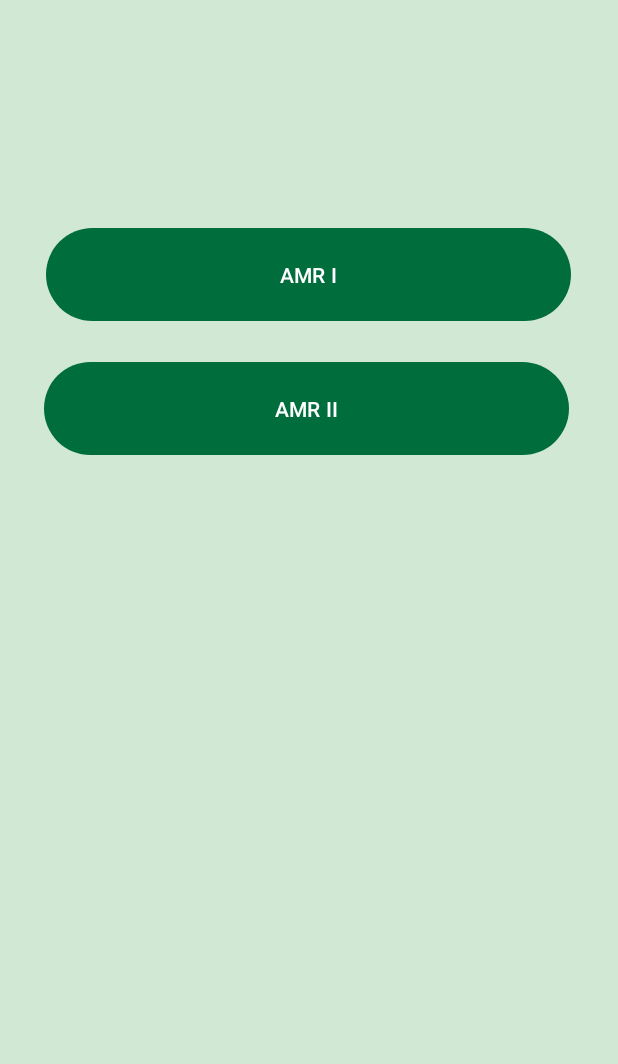
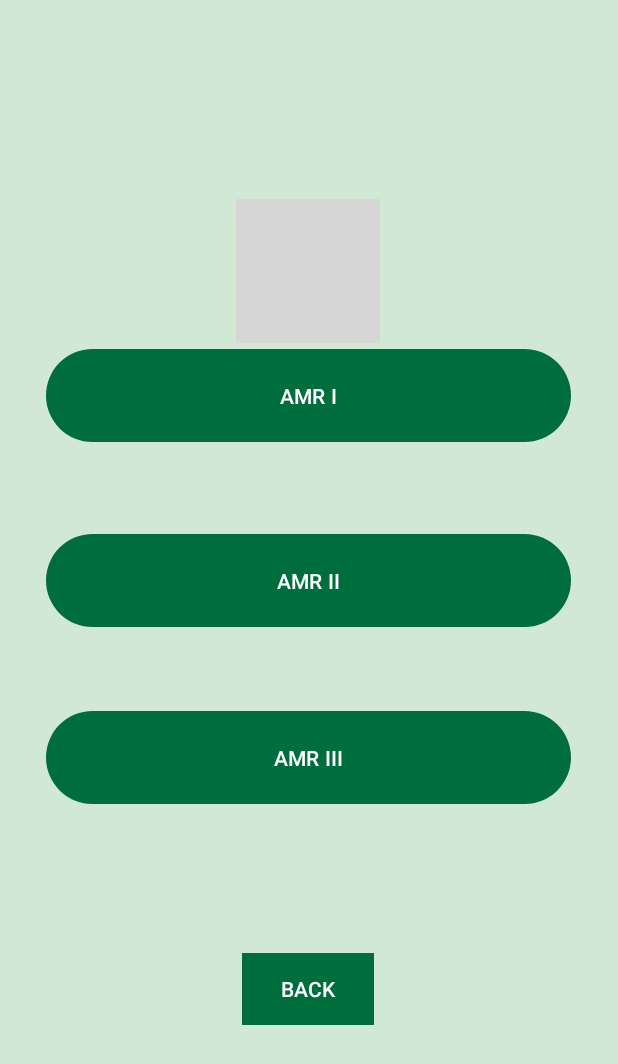
Before and after one commit to Scesar1/HAM, an Android app: the fragment FoodPage shown on its own in the app's theme, on a phone screen of 412 x 824 dp. Shown: the top 1064 px of the screen. Run offline under Robolectric (Android 15) with nearby library versions, the phone set to English and light mode, and no system bars; grey boxes are pictures that could not be loaded.

Commit message:
edit food page fragment

```diff
--- a/app/src/main/res/layout/activity_main.xml
+++ b/app/src/main/res/layout/activity_main.xml
@@ -39,8 +39,8 @@
         android:layout_centerInParent="true"
         android:layout_marginBottom="10dp"
         android:background="@drawable/nav_background_curved"
-        app:itemIconTint="?attr/colorOnPrimary"
-        app:itemTextColor="@color/design_default_color_on_primary"
+        app:itemIconTint="?attr/colorPrimaryInverse"
+        app:itemTextColor="@color/md_theme_dark_onSecondaryContainer"
         app:menu="@menu/menu_bottom_navigation" />
 
 
--- a/app/src/main/res/layout/fragment_food_page.xml
+++ b/app/src/main/res/layout/fragment_food_page.xml
@@ -8,26 +8,65 @@
     tools:context=".FoodPage">
 
     <Button
+        android:id="@+id/button2"
+        android:layout_width="350dp"
+        android:layout_height="70dp"
+        android:text="@string/amr_i"
+        app:layout_constraintBottom_toTopOf="@+id/button"
+        app:layout_constraintEnd_toEndOf="parent"
+        app:layout_constraintHorizontal_bias="0.491"
+        app:layout_constraintStart_toStartOf="parent"
+        app:layout_constraintTop_toTopOf="parent"
+        app:layout_constraintVertical_bias="0.811" />
+
+    <Button
         android:id="@+id/button"
         android:layout_width="350dp"
         android:layout_height="70dp"
-        android:text="AMR I"
+        android:text="@string/amr_ii"
         app:layout_constraintBottom_toBottomOf="parent"
         app:layout_constraintEnd_toEndOf="parent"
         app:layout_constraintHorizontal_bias="0.491"
         app:layout_constraintStart_toStartOf="parent"
         app:layout_constraintTop_toTopOf="parent"
-        app:layout_constraintVertical_bias="0.196" />
+        app:layout_constraintVertical_bias="0.467" />
 
     <Button
+        android:id="@+id/button3"
         android:layout_width="350dp"
         android:layout_height="70dp"
-        android:text="@string/amr_ii"
+        android:text="@string/amr_iii"
         app:layout_constraintBottom_toBottomOf="parent"
         app:layout_constraintEnd_toEndOf="parent"
-        app:layout_constraintHorizontal_bias="0.475"
+        app:layout_constraintHorizontal_bias="0.491"
         app:layout_constraintStart_toStartOf="parent"
         app:layout_constraintTop_toBottomOf="@+id/button"
-        app:layout_constraintVertical_bias="0.036" />
+        app:layout_constraintVertical_bias="0.145" />
+
+    <ImageView
+        android:id="@+id/imageView"
+        android:layout_width="wrap_content"
+        android:layout_height="wrap_content"
+        android:src="@drawable/app_logo_foreground"
+        android:contentDescription="@string/ham_logo"
+        app:layout_constraintBottom_toTopOf="@+id/button2"
+        app:layout_constraintEnd_toEndOf="parent"
+        app:layout_constraintHorizontal_bias="0.498"
+        app:layout_constraintStart_toStartOf="parent"
+        app:layout_constraintTop_toTopOf="parent"
+        app:layout_constraintVertical_bias="1.0" />
+
+    <Button
+        android:id="@+id/button4"
+        android:layout_width="wrap_content"
+        android:layout_height="wrap_content"
+        android:background="@color/md_theme_dark_onPrimaryContainer"
+        android:text="@string/back"
+        app:layout_constraintBottom_toBottomOf="parent"
+        app:layout_constraintEnd_toEndOf="parent"
+        app:layout_constraintHorizontal_bias="0.498"
+        app:layout_constraintStart_toStartOf="parent"
+        app:layout_constraintTop_toBottomOf="@+id/button3"
+        app:layout_constraintVertical_bias="0.404" />
 
 </androidx.constraintlayout.widget.ConstraintLayout>
--- a/app/src/main/res/values/strings.xml
+++ b/app/src/main/res/values/strings.xml
@@ -8,4 +8,8 @@
     <string name="homewood_accessibility_map_logo">Homewood Accessibility Map logo</string>
     <string name="search">Search</string>
     <string name="amr_ii">AMR II</string>
+    <string name="amr_i">AMR I</string>
+    <string name="amr_iii">AMR III</string>
+    <string name="back">BACK</string>
+    <string name="ham_logo">HAM logo</string>
 </resources>
```
